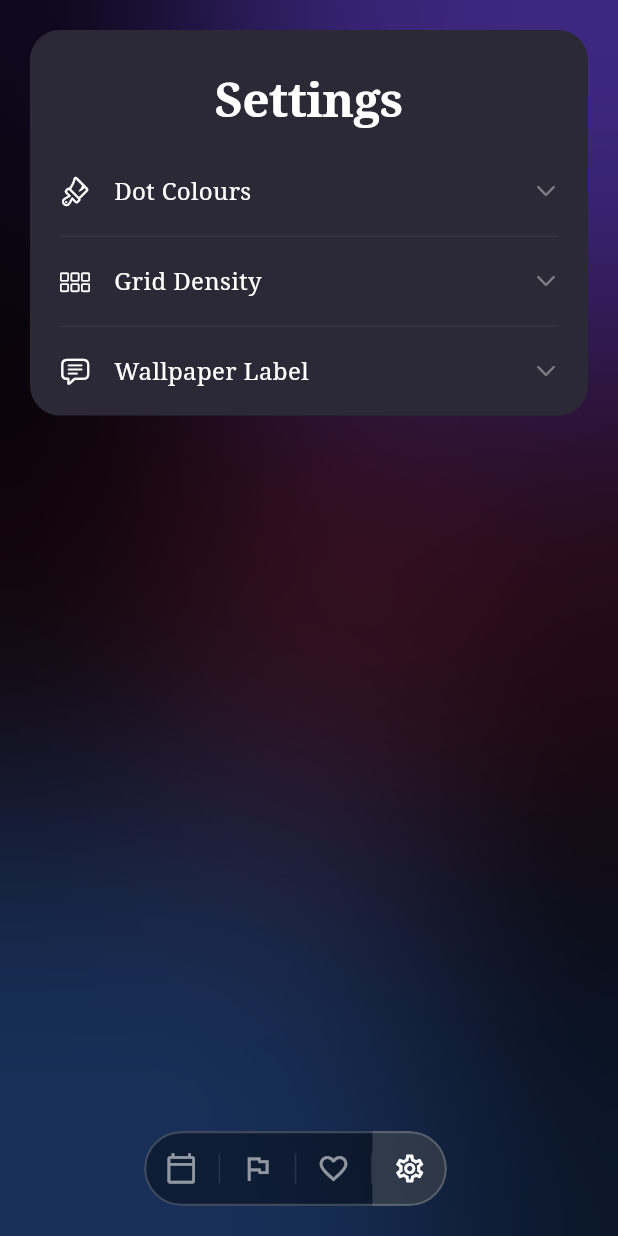
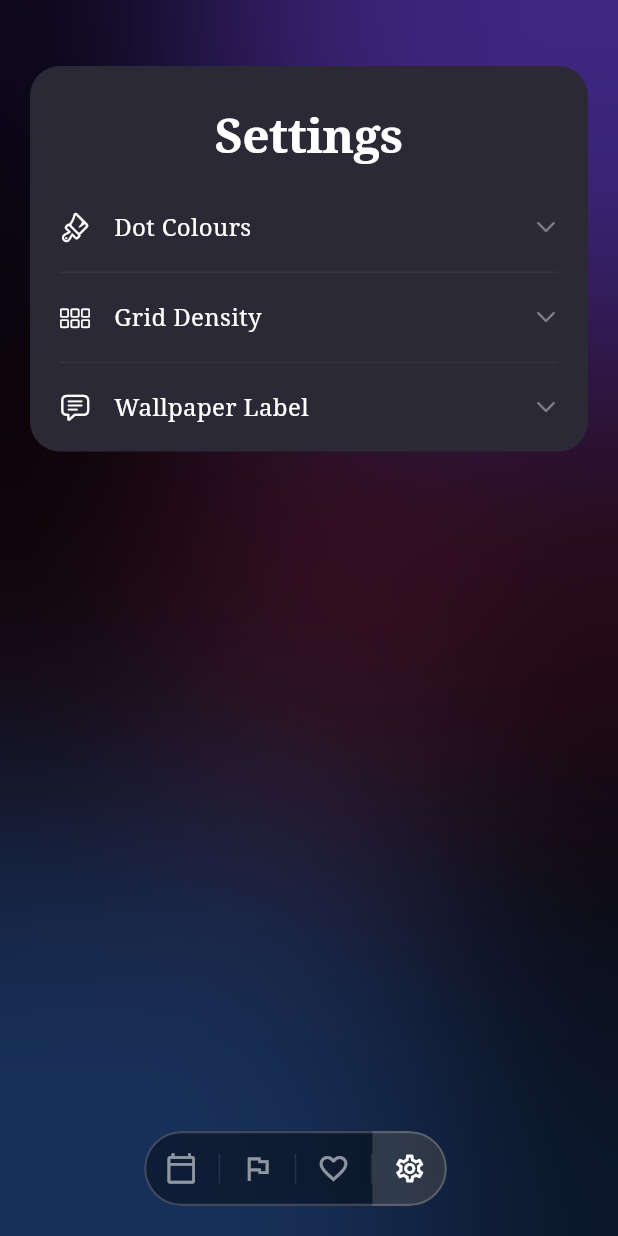
Before and after one commit to harshit36singh/Dotz, a Flutter app: the HomeScreen screen opened directly, after a tap on the "flag" icon, after a tap on the "favorite outline" icon, after a tap on the "settings" icon, on a phone screen of 412 x 824 dp. Run offline on Flutter 3.47's test engine with Material 3 defaults, Android fonts, the phone set to English and light mode, and no system bars; our stand-ins replace flutter_dotenv, shared_preferences; accounts and stored records are empty.

Commit message:
made changes in the other ui components

```diff
--- a/lib/views/home/home_screen.dart
+++ b/lib/views/home/home_screen.dart
@@ -65,7 +65,7 @@ class _HomeScreenState extends State<HomeScreen>
         child: Container(
           padding: const EdgeInsets.fromLTRB(24, 12, 24, 48),
           decoration: BoxDecoration(
-            color: Colors.black.withOpacity(0.55),
+            color: const Color(0xFF2C2936), // Updated to match settings UI card
             border: Border(
               top: BorderSide(color: Colors.white.withOpacity(0.12), width: 0.5),
             ),
@@ -80,6 +80,7 @@ class _HomeScreenState extends State<HomeScreen>
             const SizedBox(height: 32),
             const Text('Apply to Lock Screen',
               style: TextStyle(
+                fontFamily: 'Glass Antiqua', // Font applied
                 color: Colors.white, fontSize: 22,
                 fontWeight: FontWeight.w700, fontStyle: FontStyle.italic,
                 letterSpacing: -0.5)),
@@ -88,6 +89,7 @@ class _HomeScreenState extends State<HomeScreen>
               'Long-press home → Wallpapers → Live → DotZ → Apply',
               textAlign: TextAlign.center,
               style: TextStyle(
+                fontFamily: 'Glass Antiqua', // Font applied
                 color: Colors.white.withOpacity(0.55),
                 fontSize: 13, height: 1.8)),
             const SizedBox(height: 32),
@@ -101,7 +103,8 @@ class _HomeScreenState extends State<HomeScreen>
                   borderRadius: BorderRadius.circular(100)),
                 child: const Text('GOT IT',
                   style: TextStyle(
-                    color: Colors.black, fontSize: 11,
+                    fontFamily: 'Glass Antiqua', // Font applied
+                    color: Colors.black, fontSize: 14, // Adjusted slightly for font
                     fontWeight: FontWeight.w900, letterSpacing: 2.0)),
               ),
             ),
@@ -130,7 +133,8 @@ class _HomeScreenState extends State<HomeScreen>
                   strokeWidth: 2, color: Colors.black))
             : const Text('APPLY TO LOCK SCREEN',
                 style: TextStyle(
-                  color: Colors.black, fontSize: 11,
+                  fontFamily: 'Glass Antiqua', // Font applied
+                  color: Colors.black, fontSize: 13, // Adjusted slightly for font
                   fontWeight: FontWeight.w900, letterSpacing: 2.0)),
       ),
     ),
@@ -151,7 +155,8 @@ class _HomeScreenState extends State<HomeScreen>
           const SizedBox(width: 12),
           const Text('DotZ',
             style: TextStyle(
-              color: Colors.white, fontSize: 16,
+              fontFamily: 'Glass Antiqua', // Font applied
+              color: Colors.white, fontSize: 18, // Adjusted slightly for font
               fontStyle: FontStyle.italic, fontWeight: FontWeight.w800,
               letterSpacing: -0.5)),
           const Spacer(),
@@ -245,6 +250,7 @@ class _HomeScreenState extends State<HomeScreen>
   Widget _settingsBody(double hPad) => Column(
     crossAxisAlignment: CrossAxisAlignment.start,
     children: [
+      const SizedBox(height: 24), // Topbar removed completely
       SettingsPage(vm: _vm),
     ],
   );
@@ -253,7 +259,10 @@ class _HomeScreenState extends State<HomeScreen>
   Widget _calendarBody(double hPad, double ph) => Column(
     crossAxisAlignment: CrossAxisAlignment.start,
     children: [
-      _topBar(hPad),
+      // Top bar ONLY shows on the main Year page now
+      if (_vm.mode == CalendarMode.year) _topBar(hPad),
+      if (_vm.mode != CalendarMode.year) const SizedBox(height: 24),
+
       HeroSection(
         tag: _vm.heroTag, bigNum: _vm.heroBigNum,
         title: _vm.heroTitle, statA: _vm.heroStatA,
@@ -319,10 +328,10 @@ class _HomeScreenState extends State<HomeScreen>
                       ? _settingsBody(hPad)
                       : _calendarBody(hPad, ph),
                 ),
-                // Glass navbar
+                // Glass navbar - Positioning absolutely untouched
                 Positioned(
                   left: navSideInset,
-                  right: (navSideInset+18), // Removed the +18 so it stays perfectly centered
+                  right: (navSideInset+18),
                   bottom: 20,
                   child: FloatingNavBar(mode: _vm.mode, onTap: _switchMode),
                 ),
@@ -368,8 +377,9 @@ class _LiveBadge extends StatelessWidget {
           const SizedBox(width: 6),
           Text(live ? 'LIVE' : 'IDLE',
             style: TextStyle(
+              fontFamily: 'Glass Antiqua', // Font applied
               color: live ? Colors.white : Colors.white.withOpacity(0.4),
-              fontSize: 9, fontWeight: FontWeight.w800, letterSpacing: 2.0)),
+              fontSize: 10, fontWeight: FontWeight.w800, letterSpacing: 2.0)),
         ],
       ),
     );
--- a/lib/views/widgets/goal_setup_section.dart
+++ b/lib/views/widgets/goal_setup_section.dart
@@ -34,9 +34,9 @@ class _GoalSetupSectionState extends State<GoalSetupSection> {
           colorScheme: const ColorScheme.dark(
             primary: Colors.white,
             onPrimary: Colors.black,
-            surface: Color(0xFF1C1C1E),
+            surface: Color(0xFF2C2936), // Match new UI
           ),
-          dialogBackgroundColor: const Color(0xFF1C1C1E),
+          dialogBackgroundColor: const Color(0xFF2C2936),
         ),
         child: child!,
       ),
@@ -54,11 +54,10 @@ class _GoalSetupSectionState extends State<GoalSetupSection> {
     return Column(crossAxisAlignment: CrossAxisAlignment.start, children: [
       const SizedBox(height: 20),
       Container(
-        padding: const EdgeInsets.all(18),
+        padding: const EdgeInsets.all(20),
         decoration: BoxDecoration(
-          color: const Color(0xFF111111),
+          color: const Color(0xFF2C2936), // Applied Settings Card UI
           borderRadius: BorderRadius.circular(20),
-          border: Border.all(color: Colors.white.withOpacity(0.07), width: 1),
         ),
         child: Column(
           crossAxisAlignment: CrossAxisAlignment.start,
@@ -71,10 +70,12 @@ class _GoalSetupSectionState extends State<GoalSetupSection> {
                 child: TextField(
                   controller: _nameCtrl,
                   style: const TextStyle(
-                    color: Colors.white, fontSize: 15, fontWeight: FontWeight.w500),
+                    fontFamily: 'Glass Antiqua', // Font applied
+                    color: Colors.white, fontSize: 16, fontWeight: FontWeight.w500),
                   decoration: InputDecoration(
                     hintText: 'e.g. New York Marathon',
                     hintStyle: TextStyle(
+                      fontFamily: 'Glass Antiqua',
                       color: Colors.white.withOpacity(0.2)),
                     border: InputBorder.none,
                     isDense: true,
@@ -111,17 +112,18 @@ class _GoalSetupSectionState extends State<GoalSetupSection> {
                       ? 'Tap to pick a date'
                       : '${vm.goalDate!.day} / ${vm.goalDate!.month} / ${vm.goalDate!.year}',
                   style: TextStyle(
+                    fontFamily: 'Glass Antiqua', // Font applied
                     color: vm.goalDate != null
                         ? Colors.white
                         : Colors.white.withOpacity(0.2),
-                    fontSize: 15, fontWeight: FontWeight.w500),
+                    fontSize: 16, fontWeight: FontWeight.w500),
                 ),
                 const Spacer(),
                 if (days != null)
                   _Chip('$days days')
                 else
                   Icon(CupertinoIcons.chevron_right,
-                    color: Colors.white.withOpacity(0.2), size: 14),
+                    color: Colors.white.withOpacity(0.2), size: 16),
               ]),
             ),
 
@@ -139,8 +141,9 @@ class _GoalSetupSectionState extends State<GoalSetupSection> {
                   const SizedBox(width: 6),
                   Text('RESET GOAL',
                     style: TextStyle(
+                      fontFamily: 'Glass Antiqua', // Font applied
                       color: Colors.white.withOpacity(0.3),
-                      fontSize: 10, fontWeight: FontWeight.w700, letterSpacing: 2)),
+                      fontSize: 11, fontWeight: FontWeight.w700, letterSpacing: 2)),
                 ]),
               ),
             ],
@@ -159,12 +162,13 @@ class _FieldLabel extends StatelessWidget {
 
   @override
   Widget build(BuildContext context) => Row(children: [
-    Icon(icon, color: Colors.white.withOpacity(0.3), size: 12),
-    const SizedBox(width: 6),
+    Icon(icon, color: Colors.white.withOpacity(0.3), size: 14),
+    const SizedBox(width: 8),
     Text(label,
       style: TextStyle(
-        color: Colors.white.withOpacity(0.3),
-        fontSize: 9, fontWeight: FontWeight.w700, letterSpacing: 3)),
+        fontFamily: 'Glass Antiqua', // Font applied
+        color: Colors.white.withOpacity(0.4),
+        fontSize: 10, fontWeight: FontWeight.w700, letterSpacing: 2)),
   ]);
 }
 
@@ -172,7 +176,7 @@ class _Divider extends StatelessWidget {
   @override
   Widget build(BuildContext context) => Padding(
     padding: const EdgeInsets.symmetric(vertical: 14),
-    child: Container(height: 0.5, color: Colors.white.withOpacity(0.07)),
+    child: Container(height: 1, color: Colors.white.withOpacity(0.05)),
   );
 }
 
@@ -190,6 +194,7 @@ class _Chip extends StatelessWidget {
     ),
     child: Text(text,
       style: const TextStyle(
-        color: Colors.white, fontSize: 11, fontWeight: FontWeight.w700)),
+        fontFamily: 'Glass Antiqua', // Font applied
+        color: Colors.white, fontSize: 12, fontWeight: FontWeight.w700)),
   );
 }
--- a/lib/views/widgets/hero_section.dart
+++ b/lib/views/widgets/hero_section.dart
@@ -27,102 +27,118 @@ class HeroSection extends StatelessWidget {
     final bigNumSize = sw >= 700 ? 72.0 : 84.0;
 
     return Padding(
-      padding: EdgeInsets.fromLTRB(hPad, 24, hPad, 24),
-      child: Container(
-        width: double.infinity,
-        padding: const EdgeInsets.symmetric(horizontal: 28, vertical: 32),
-        decoration: BoxDecoration(
-          color: const Color(0xFF111111),   // solid dark — no glass
-          borderRadius: BorderRadius.circular(28),
-          border: Border.all(
-            color: Colors.white.withOpacity(0.07), width: 1),
-        ),
+      padding: EdgeInsets.fromLTRB(hPad, 32, hPad, 24),
       child: Column(
         crossAxisAlignment: CrossAxisAlignment.start,
         children: [
-            // Eyebrow tag
+          // Large typographic header replacing the old box
+          FadeTransition(
+            opacity: fade,
+            child: Row(
+              crossAxisAlignment: CrossAxisAlignment.end,
+              children: [
+                Expanded(
+                  child: Column(
+                    crossAxisAlignment: CrossAxisAlignment.start,
+                    children: [
+                      if (tag.isNotEmpty) ...[
                         Text(
                           tag.toUpperCase(),
                           style: TextStyle(
-                color: Colors.white.withOpacity(0.35),
-                fontSize: 10,
+                            fontFamily: 'Glass Antiqua', // Font applied
+                            color: Colors.white.withOpacity(0.5),
+                            fontSize: 12,
                             fontWeight: FontWeight.w600,
                             letterSpacing: 2.0,
                           ),
                         ),
-            const SizedBox(height: 12),
-
-            // Big number + title
-            FadeTransition(
-              opacity: fade,
-              child: Column(
-                crossAxisAlignment: CrossAxisAlignment.start,
-                children: [
+                        const SizedBox(height: 8),
+                      ],
                       Text(
-                    bigNum,
-                    style: TextStyle(
+                        title.replaceAll(' ', '\n'), // Wraps cleanly
+                        style: const TextStyle(
+                          fontFamily: 'Glass Antiqua', // Font applied
                           color: Colors.white,
-                      fontSize: bigNumSize,
-                      fontWeight: FontWeight.w300,
-                      letterSpacing: -4,
-                      height: 1.0,
+                          fontSize: 48,
+                          fontWeight: FontWeight.w400,
+                          height: 1.1,
+                          letterSpacing: -1,
                         ),
                       ),
                       const SizedBox(height: 4),
                       Text(
-                    title.toUpperCase(),
+                        bigNum,
                         style: TextStyle(
-                      color: Colors.white.withOpacity(0.65),
-                      fontSize: 13,
-                      fontWeight: FontWeight.w800,
-                      letterSpacing: 4.0,
+                          fontFamily: 'Glass Antiqua', // Font applied
+                          color: Colors.white,
+                          fontSize: bigNumSize,
+                          fontWeight: FontWeight.w400,
+                          height: 1.0,
+                          letterSpacing: -2,
                         ),
                       ),
                     ],
                   ),
                 ),
-
-            const SizedBox(height: 28),
-
-            // Hairline divider
+                // Decorative floating circular button from the UI reference
                 Container(
-              height: 0.5,
-              width: double.infinity,
-              color: Colors.white.withOpacity(0.08),
+                  width: 54, height: 54,
+                  decoration: BoxDecoration(
+                    shape: BoxShape.circle,
+                    border: Border.all(color: Colors.white.withOpacity(0.2), width: 1.5),
+                  ),
+                  child: const Icon(Icons.add, color: Colors.white, size: 28),
+                )
+              ],
+            ),
           ),
 
-            const SizedBox(height: 20),
+          const SizedBox(height: 32),
 
-            // Stats row
-            Row(
-              crossAxisAlignment: CrossAxisAlignment.baseline,
-              textBaseline: TextBaseline.alphabetic,
+          // Stats row turned into a card to match the grid UI
+          Container(
+            padding: const EdgeInsets.all(20),
+            decoration: BoxDecoration(
+              color: const Color(0xFF2C2936), // Updated image card color
+              borderRadius: BorderRadius.circular(24),
+            ),
+            child: Row(
+              crossAxisAlignment: CrossAxisAlignment.center,
               children: [
+                // Yellow-green accent checkmark
+                Container(
+                  padding: const EdgeInsets.all(8),
+                  decoration: const BoxDecoration(
+                    color: Color(0xFFE4F087),
+                    shape: BoxShape.circle,
+                  ),
+                  child: const Icon(Icons.check, color: Colors.black, size: 16),
+                ),
+                const SizedBox(width: 14),
                 Text(
                   statA,
                   style: const TextStyle(
+                    fontFamily: 'Glass Antiqua', // Font applied
                     color: Colors.white,
-                    fontSize: 15,
-                    fontWeight: FontWeight.w700,
-                    letterSpacing: -0.5,
+                    fontSize: 24,
+                    fontWeight: FontWeight.w400,
                   ),
                 ),
-                const SizedBox(width: 10),
-                Expanded(
-                  child: Text(
+                const Spacer(),
+                Text(
                   statB.toUpperCase(),
                   style: TextStyle(
-                      color: Colors.white.withOpacity(0.4),
-                      fontSize: 10,
+                    fontFamily: 'Glass Antiqua', // Font applied
+                    color: Colors.white.withOpacity(0.5),
+                    fontSize: 12,
                     fontWeight: FontWeight.w600,
-                      letterSpacing: 1.5,
-                    ),
+                    letterSpacing: 1.0,
                   ),
                 ),
               ],
             ),
+          ),
         ],
-        ),
       ),
     );
   }
--- a/lib/views/widgets/life_setup_section.dart
+++ b/lib/views/widgets/life_setup_section.dart
@@ -17,9 +17,9 @@ class LifeSetupSection extends StatelessWidget {
           colorScheme: const ColorScheme.dark(
             primary: Colors.white,
             onPrimary: Colors.black,
-            surface: Color(0xFF1C1C1E),
+            surface: Color(0xFF2C2936), // Match new UI
           ),
-          dialogBackgroundColor: const Color(0xFF1C1C1E),
+          dialogBackgroundColor: const Color(0xFF2C2936),
         ),
         child: child!,
       ),
@@ -34,11 +34,10 @@ class LifeSetupSection extends StatelessWidget {
       const SizedBox(height: 20),
 
       Container(
-        padding: const EdgeInsets.all(18),
+        padding: const EdgeInsets.all(20),
         decoration: BoxDecoration(
-          color: const Color(0xFF111111),
+          color: const Color(0xFF2C2936), // Applied Settings Card UI
           borderRadius: BorderRadius.circular(20),
-          border: Border.all(color: Colors.white.withOpacity(0.07), width: 1),
         ),
         child: Column(
           crossAxisAlignment: CrossAxisAlignment.start,
@@ -54,17 +53,18 @@ class LifeSetupSection extends StatelessWidget {
                       ? 'Tap to pick your birth date'
                       : '${vm.birthDate!.day} / ${vm.birthDate!.month} / ${vm.birthDate!.year}',
                   style: TextStyle(
+                    fontFamily: 'Glass Antiqua', // Font applied
                     color: vm.birthDate != null
                         ? Colors.white
                         : Colors.white.withOpacity(0.2),
-                    fontSize: 15, fontWeight: FontWeight.w500),
+                    fontSize: 16, fontWeight: FontWeight.w500),
                 ),
                 const Spacer(),
                 if (vm.birthDate != null)
                   _Chip('Age ${vm.age}')
                 else
                   Icon(CupertinoIcons.chevron_right,
-                    color: Colors.white.withOpacity(0.2), size: 14),
+                    color: Colors.white.withOpacity(0.2), size: 16),
               ]),
             ),
 
@@ -76,6 +76,7 @@ class LifeSetupSection extends StatelessWidget {
             Row(children: [
               Text('${vm.lifeExp}',
                 style: const TextStyle(
+                  fontFamily: 'Glass Antiqua', // Font applied
                   color: Colors.white, fontSize: 42,
                   fontStyle: FontStyle.italic, fontWeight: FontWeight.w900,
                   height: 0.9, letterSpacing: -2)),
@@ -83,12 +84,14 @@ class LifeSetupSection extends StatelessWidget {
               Column(crossAxisAlignment: CrossAxisAlignment.start, children: [
                 Text('years',
                   style: TextStyle(
-                    color: Colors.white.withOpacity(0.35),
-                    fontSize: 10, fontWeight: FontWeight.w500, letterSpacing: 1.5)),
+                    fontFamily: 'Glass Antiqua',
+                    color: Colors.white.withOpacity(0.4),
+                    fontSize: 11, fontWeight: FontWeight.w500, letterSpacing: 1.5)),
                 Text('${vm.totalDays} days total',
                   style: TextStyle(
-                    color: Colors.white.withOpacity(0.5),
-                    fontSize: 11, fontWeight: FontWeight.w600)),
+                    fontFamily: 'Glass Antiqua',
+                    color: Colors.white.withOpacity(0.6),
+                    fontSize: 12, fontWeight: FontWeight.w600)),
               ]),
               const SizedBox(width: 14),
               Expanded(
@@ -98,8 +101,8 @@ class LifeSetupSection extends StatelessWidget {
                     inactiveTrackColor: Colors.white.withOpacity(0.1),
                     thumbColor:         Colors.white,
                     overlayColor:       Colors.white.withOpacity(0.06),
-                    trackHeight:        1,
-                    thumbShape: const RoundSliderThumbShape(enabledThumbRadius: 5),
+                    trackHeight:        2,
+                    thumbShape: const RoundSliderThumbShape(enabledThumbRadius: 6),
                   ),
                   child: Slider(
                     value: vm.lifeExp.toDouble(),
@@ -145,12 +148,13 @@ class _FieldLabel extends StatelessWidget {
 
   @override
   Widget build(BuildContext context) => Row(children: [
-    Icon(icon, color: Colors.white.withOpacity(0.3), size: 12),
-    const SizedBox(width: 6),
+    Icon(icon, color: Colors.white.withOpacity(0.3), size: 14),
+    const SizedBox(width: 8),
     Text(label,
       style: TextStyle(
-        color: Colors.white.withOpacity(0.3),
-        fontSize: 9, fontWeight: FontWeight.w700, letterSpacing: 3)),
+        fontFamily: 'Glass Antiqua', // Font applied
+        color: Colors.white.withOpacity(0.4),
+        fontSize: 10, fontWeight: FontWeight.w700, letterSpacing: 2)),
   ]);
 }
 
@@ -158,7 +162,7 @@ class _Divider extends StatelessWidget {
   @override
   Widget build(BuildContext context) => Padding(
     padding: const EdgeInsets.symmetric(vertical: 14),
-    child: Container(height: 0.5, color: Colors.white.withOpacity(0.07)),
+    child: Container(height: 1, color: Colors.white.withOpacity(0.05)),
   );
 }
 
@@ -176,7 +180,8 @@ class _Chip extends StatelessWidget {
     ),
     child: Text(text,
       style: const TextStyle(
-        color: Colors.white, fontSize: 11, fontWeight: FontWeight.w700)),
+        fontFamily: 'Glass Antiqua', // Font applied
+        color: Colors.white, fontSize: 12, fontWeight: FontWeight.w700)),
   );
 }
 
@@ -189,7 +194,7 @@ class _StatChip extends StatelessWidget {
     child: Container(
       padding: const EdgeInsets.symmetric(vertical: 10, horizontal: 10),
       decoration: BoxDecoration(
-        color: const Color(0xFF0D0D0D),
+        color: Colors.black.withOpacity(0.2), // Adjusted to blend with new UI
         borderRadius: BorderRadius.circular(12),
         border: Border.all(color: Colors.white.withOpacity(0.06), width: 1),
       ),
@@ -198,14 +203,16 @@ class _StatChip extends StatelessWidget {
         children: [
           Text(value,
             style: const TextStyle(
-              color: Colors.white, fontSize: 15,
+              fontFamily: 'Glass Antiqua', // Font applied
+              color: Colors.white, fontSize: 16,
               fontWeight: FontWeight.w800, fontStyle: FontStyle.italic,
               letterSpacing: -0.5)),
           const SizedBox(height: 2),
           Text(label,
             style: TextStyle(
-              color: Colors.white.withOpacity(0.35),
-              fontSize: 8, fontWeight: FontWeight.w600, letterSpacing: 1.5)),
+              fontFamily: 'Glass Antiqua', // Font applied
+              color: Colors.white.withOpacity(0.4),
+              fontSize: 9, fontWeight: FontWeight.w600, letterSpacing: 1.0)),
         ],
       ),
     ),
```
Also changed, not shown: lib/views/widgets/color_strip.dart (+14 -16 lines), lib/views/widgets/controls_section.dart (+60 -38 lines), lib/views/widgets/stat_box.dart (+11 -9 lines). Lines whose indentation alone changed are shown as unchanged.
